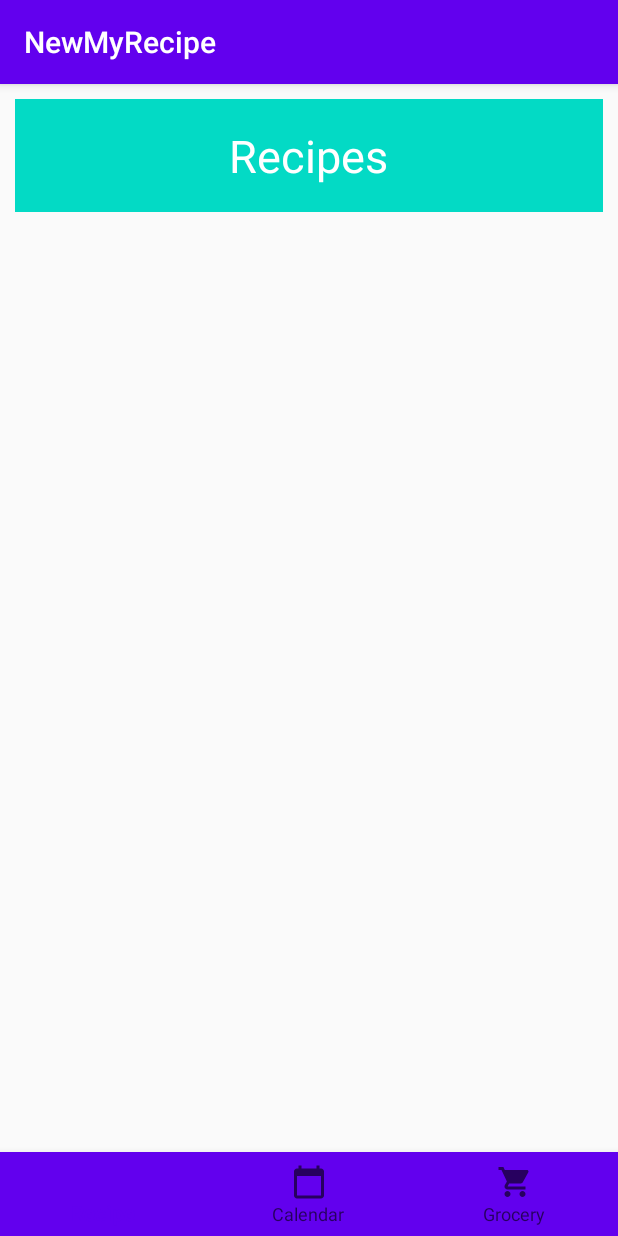
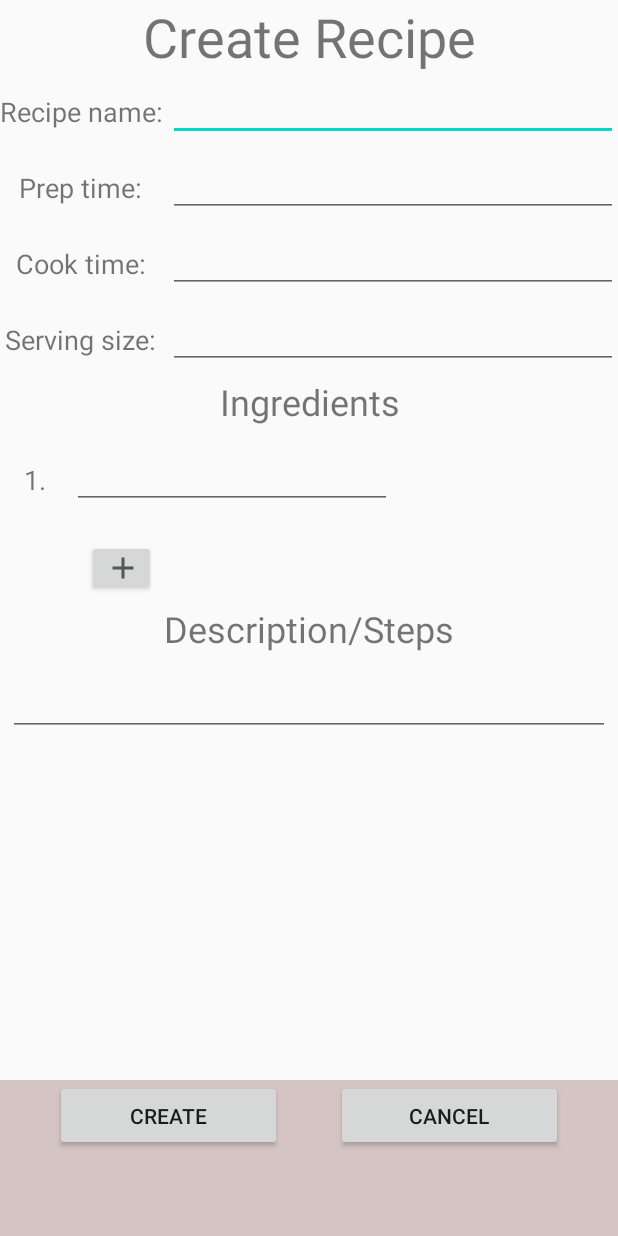
Before and after one commit to Rokasbarasa1/FourthSemesterCode, an Android app: the screen it shows after launch (MainActivity), on a phone screen of 412 x 824 dp. Run offline under Robolectric (Android 15) with nearby library versions, the phone set to English and light mode, and no system bars.

Commit message:
Recipe creation window

```diff
--- a/AND1/Personal project/NewMyRecipe/app/src/main/AndroidManifest.xml
+++ b/AND1/Personal project/NewMyRecipe/app/src/main/AndroidManifest.xml
@@ -9,7 +9,7 @@
         android:roundIcon="@mipmap/ic_launcher_round"
         android:supportsRtl="true"
         android:theme="@style/AppTheme">
-        <activity android:name=".MainActivity">
+        <activity android:name=".View.MainActivity">
             <intent-filter>
                 <action android:name="android.intent.action.MAIN" />
 
--- a/AND1/Personal project/NewMyRecipe/app/src/main/java/com/example/newmyrecipe/CalendarFragment.java
+++ b/AND1/Personal project/NewMyRecipe/app/src/main/java/com/example/newmyrecipe/View/CalendarFragment.java
@@ -1,4 +1,4 @@
-package com.example.newmyrecipe;
+package com.example.newmyrecipe.View;
 
 import android.os.Bundle;
 
@@ -7,6 +7,8 @@ import androidx.fragment.app.Fragment;
 import android.view.LayoutInflater;
 import android.view.View;
 import android.view.ViewGroup;
+
+import com.example.newmyrecipe.R;
 
 /**
  * A simple {@link Fragment} subclass.
--- a/AND1/Personal project/NewMyRecipe/app/src/main/java/com/example/newmyrecipe/MainActivity.java
+++ b/AND1/Personal project/NewMyRecipe/app/src/main/java/com/example/newmyrecipe/View/MainActivity.java
@@ -1,26 +1,43 @@
-package com.example.newmyrecipe;
+package com.example.newmyrecipe.View;
 
 import androidx.annotation.NonNull;
 import androidx.appcompat.app.AppCompatActivity;
+import androidx.constraintlayout.widget.ConstraintLayout;
 import androidx.fragment.app.Fragment;
 
 import android.os.Bundle;
 import android.view.MenuItem;
+import android.widget.LinearLayout;
 
+import com.example.newmyrecipe.R;
 import com.google.android.material.bottomnavigation.BottomNavigationView;
 
 public class MainActivity extends AppCompatActivity {
+
     BottomNavigationView bottomNavigationView;
+    LinearLayout ingredientsList; // getting the instance of this crashes the app
+
     @Override
     protected void onCreate(Bundle savedInstanceState) {
         super.onCreate(savedInstanceState);
+        setContentView(R.layout.create_recipe_layout);
+
+        //ingredientsList.findViewById(R.id.ingredientsList);
+        /*
         setContentView(R.layout.activity_main);
-
         bottomNavigationView = findViewById(R.id.bottomView);
         bottomNavigationView.setOnNavigationItemSelectedListener(bottomNavMethod);
         getSupportFragmentManager().beginTransaction().replace(R.id.container, new RecipesFragment()).commit();
+
+         */
     }
 
+    public void createNewLineOfIngredient(){ //Running this also crashes the app
+        //TODO fix dynam add code
+        //ConstraintLayout ingredientView = findViewById(R.id.ingredientView);
+        //ingredientsList.addView(ingredientView);
+    }
+/*
     private BottomNavigationView.OnNavigationItemSelectedListener bottomNavMethod = new
             BottomNavigationView.OnNavigationItemSelectedListener() {
                 @Override
@@ -42,4 +59,5 @@ public class MainActivity extends AppCompatActivity {
                     return true;
                 }
             };
+     */
 }
--- a/AND1/Personal project/NewMyRecipe/app/src/main/java/com/example/newmyrecipe/RecipesFragment.java
+++ b/AND1/Personal project/NewMyRecipe/app/src/main/java/com/example/newmyrecipe/View/RecipesFragment.java
@@ -1,4 +1,4 @@
-package com.example.newmyrecipe;
+package com.example.newmyrecipe.View;
 
 import android.os.Bundle;
 
@@ -7,6 +7,8 @@ import androidx.fragment.app.Fragment;
 import android.view.LayoutInflater;
 import android.view.View;
 import android.view.ViewGroup;
+
+import com.example.newmyrecipe.R;
 
 /**
  * A simple {@link Fragment} subclass.
--- /dev/null
+++ b/AND1/Personal project/NewMyRecipe/app/src/main/res/drawable/add.xml
@@ -0,0 +1,10 @@
+<vector xmlns:android="http://schemas.android.com/apk/res/android"
+    android:width="24dp"
+    android:height="24dp"
+    android:viewportWidth="24"
+    android:viewportHeight="24"
+    android:tint="?attr/colorControlNormal">
+  <path
+      android:fillColor="@android:color/white"
+      android:pathData="M19,13h-6v6h-2v-6H5v-2h6V5h2v6h6v2z"/>
+</vector>
--- /dev/null
+++ b/AND1/Personal project/NewMyRecipe/app/src/main/res/layout/create_recipe_layout.xml
@@ -0,0 +1,242 @@
+<?xml version="1.0" encoding="utf-8"?>
+<LinearLayout xmlns:android="http://schemas.android.com/apk/res/android"
+    xmlns:app="http://schemas.android.com/apk/res-auto"
+    xmlns:tools="http://schemas.android.com/tools"
+    android:layout_width="fill_parent"
+    android:layout_height="fill_parent"
+    android:orientation="vertical">
+
+    <ScrollView
+
+        android:layout_width="fill_parent"
+        android:layout_height="720dp">
+
+        <LinearLayout
+            android:layout_width="match_parent"
+            android:layout_height="wrap_content"
+            android:orientation="vertical">
+
+            <TextView
+                android:layout_width="match_parent"
+                android:layout_height="wrap_content"
+                android:text="Create Recipe"
+                android:textAlignment="center"
+                android:textSize="36sp" />
+
+            <LinearLayout
+                android:layout_width="match_parent"
+                android:layout_height="wrap_content"
+                android:orientation="vertical">
+
+                <androidx.constraintlayout.widget.ConstraintLayout
+                    android:layout_width="match_parent"
+                    android:layout_height="40dp"
+                    android:layout_marginVertical="5dp">
+
+                    <TextView
+                        android:layout_width="wrap_content"
+                        android:layout_height="wrap_content"
+                        android:text="Recipe name: "
+                        android:textSize="18sp"
+                        app:layout_constraintBottom_toBottomOf="parent"
+                        app:layout_constraintEnd_toStartOf="@+id/name"
+                        app:layout_constraintStart_toStartOf="parent"
+                        app:layout_constraintTop_toTopOf="parent" />
+
+                    <EditText
+                        android:id="@+id/name"
+                        android:layout_width="300dp"
+                        android:layout_height="match_parent"
+                        android:ems="10"
+                        android:inputType="textPersonName"
+                        app:layout_constraintEnd_toEndOf="parent"
+                        app:layout_constraintTop_toTopOf="parent" />
+                </androidx.constraintlayout.widget.ConstraintLayout>
+
+                <androidx.constraintlayout.widget.ConstraintLayout
+                    android:layout_width="match_parent"
+                    android:layout_height="40dp"
+                    android:layout_marginVertical="5dp">
+
+                    <TextView
+                        android:layout_width="wrap_content"
+                        android:layout_height="wrap_content"
+                        android:text="Prep time: "
+                        android:textSize="18sp"
+                        app:layout_constraintBottom_toBottomOf="parent"
+                        app:layout_constraintEnd_toStartOf="@+id/prepTime"
+                        app:layout_constraintStart_toStartOf="parent"
+                        app:layout_constraintTop_toTopOf="parent" />
+
+                    <EditText
+                        android:id="@+id/prepTime"
+                        android:layout_width="300dp"
+                        android:layout_height="match_parent"
+                        android:ems="10"
+                        android:inputType="textPersonName"
+                        app:layout_constraintEnd_toEndOf="parent"
+                        app:layout_constraintTop_toTopOf="parent" />
+                </androidx.constraintlayout.widget.ConstraintLayout>
+
+                <androidx.constraintlayout.widget.ConstraintLayout
+                    android:layout_width="match_parent"
+                    android:layout_height="40dp"
+                    android:layout_marginVertical="5dp">
+
+                    <TextView
+                        android:layout_width="wrap_content"
+                        android:layout_height="wrap_content"
+                        android:text="Cook time: "
+                        android:textSize="18sp"
+                        app:layout_constraintBottom_toBottomOf="parent"
+                        app:layout_constraintEnd_toStartOf="@+id/cookTime"
+                        app:layout_constraintStart_toStartOf="parent"
+                        app:layout_constraintTop_toTopOf="parent" />
+
+                    <EditText
+                        android:id="@+id/cookTime"
+                        android:layout_width="300dp"
+                        android:layout_height="match_parent"
+                        android:ems="10"
+                        android:inputType="textPersonName"
+                        app:layout_constraintEnd_toEndOf="parent"
+                        app:layout_constraintTop_toTopOf="parent" />
+                </androidx.constraintlayout.widget.ConstraintLayout>
+
+                <androidx.constraintlayout.widget.ConstraintLayout
+                    android:layout_width="match_parent"
+                    android:layout_height="40dp"
+                    android:layout_marginVertical="5dp"
+                    tools:layout_editor_absoluteY="91dp">
+
+                    <TextView
+                        android:layout_width="wrap_content"
+                        android:layout_height="wrap_content"
+                        android:text="Serving size: "
+                        android:textSize="18sp"
+                        app:layout_constraintBottom_toBottomOf="parent"
+                        app:layout_constraintEnd_toStartOf="@+id/servingSize"
+                        app:layout_constraintStart_toStartOf="parent"
+                        app:layout_constraintTop_toTopOf="parent" />
+
+                    <EditText
+                        android:id="@+id/servingSize"
+                        android:layout_width="300dp"
+                        android:layout_height="wrap_content"
+                        android:ems="10"
+                        android:inputType="textPersonName"
+                        app:layout_constraintBottom_toBottomOf="parent"
+                        app:layout_constraintEnd_toEndOf="parent"
+                        app:layout_constraintTop_toTopOf="parent" />
+                </androidx.constraintlayout.widget.ConstraintLayout>
+            </LinearLayout>
+
+            <TextView
+                android:layout_width="match_parent"
+                android:layout_height="wrap_content"
+                android:text="Ingredients"
+                android:textAlignment="center"
+                android:textSize="24sp" />
+
+            <LinearLayout
+                android:id="@+id/ingredientsList"
+                android:layout_width="match_parent"
+                android:layout_height="wrap_content"
+                android:layout_marginVertical="10dp"
+                android:orientation="vertical">
+
+                <androidx.constraintlayout.widget.ConstraintLayout
+                    android:id="@+id/ingredientView"
+                    android:layout_width="match_parent"
+                    android:layout_height="40dp"
+                    android:layout_marginVertical="5dp">
+
+                    <TextView
+                        android:id="@+id/textView5"
+                        android:layout_width="wrap_content"
+                        android:layout_height="wrap_content"
+                        android:layout_marginStart="16dp"
+                        android:text="1.  "
+                        android:textSize="18sp"
+                        app:layout_constraintBottom_toBottomOf="parent"
+                        app:layout_constraintStart_toStartOf="parent"
+                        app:layout_constraintTop_toTopOf="parent" />
+
+                    <EditText
+                        android:id="@+id/ingredient1"
+                        android:layout_width="wrap_content"
+                        android:layout_height="match_parent"
+                        android:layout_marginStart="8dp"
+                        android:ems="10"
+                        android:inputType="textPersonName"
+                        app:layout_constraintBottom_toBottomOf="parent"
+                        app:layout_constraintEnd_toEndOf="parent"
+                        app:layout_constraintHorizontal_bias="0.0"
+                        app:layout_constraintStart_toEndOf="@+id/textView5"
+                        app:layout_constraintTop_toTopOf="parent" />
+                </androidx.constraintlayout.widget.ConstraintLayout>
+            </LinearLayout>
+
+            <androidx.constraintlayout.widget.ConstraintLayout
+                android:layout_width="match_parent"
+                android:layout_height="37dp"
+                android:layout_marginVertical="5dp">
+
+                <Button
+                    android:layout_width="46dp"
+                    android:layout_height="37dp"
+                    android:layout_gravity="center"
+                    android:drawableLeft="@drawable/add"
+                    android:onClick="createNewLineOfIngredient"
+                    android:src="@drawable/add"
+                    app:layout_constraintBottom_toBottomOf="parent"
+                    app:layout_constraintEnd_toEndOf="parent"
+                    app:layout_constraintHorizontal_bias="0.158"
+                    app:layout_constraintStart_toStartOf="parent"
+                    app:layout_constraintTop_toTopOf="parent" />
+            </androidx.constraintlayout.widget.ConstraintLayout>
+
+            <TextView
+                android:layout_width="match_parent"
+                android:layout_height="wrap_content"
+                android:text="Description/Steps"
+                android:textAlignment="center"
+                android:textSize="24sp" />
+
+            <MultiAutoCompleteTextView
+                android:layout_width="match_parent"
+                android:layout_height="wrap_content"
+                android:layout_marginHorizontal="5dp"
+                android:layout_marginTop="10dp" />
+
+        </LinearLayout>
+    </ScrollView>
+
+    <androidx.constraintlayout.widget.ConstraintLayout
+        android:layout_width="match_parent"
+        android:layout_height="fill_parent"
+        android:background="#D5C4C4">
+
+        <Button
+            android:id="@+id/button"
+            android:layout_width="151dp"
+            android:layout_height="47dp"
+            android:text="Cancel"
+            app:layout_constraintEnd_toEndOf="parent"
+            app:layout_constraintHorizontal_bias="0.5"
+            app:layout_constraintStart_toEndOf="@+id/button3"
+            app:layout_constraintTop_toTopOf="parent" />
+
+        <Button
+            android:id="@+id/button3"
+            android:layout_width="151dp"
+            android:layout_height="47dp"
+            android:text="Create"
+            app:layout_constraintEnd_toStartOf="@+id/button"
+            app:layout_constraintHorizontal_bias="0.5"
+            app:layout_constraintStart_toStartOf="parent"
+            app:layout_constraintTop_toTopOf="parent" />
+
+    </androidx.constraintlayout.widget.ConstraintLayout>
+
+</LinearLayout>
--- a/AND1/Personal project/NewMyRecipe/app/src/main/res/layout/fragment_calendar.xml
+++ b/AND1/Personal project/NewMyRecipe/app/src/main/res/layout/fragment_calendar.xml
@@ -3,10 +3,9 @@
     xmlns:tools="http://schemas.android.com/tools"
     android:layout_width="match_parent"
     android:layout_height="match_parent"
-    tools:context=".CalendarFragment"
+    tools:context=".View.CalendarFragment"
     android:background="@color/colorPrimaryDark">
 
-    <!-- TODO: Update blank fragment layout -->
     <TextView
         android:textColor="#ffff"
         android:textSize="30dp"
--- a/AND1/Personal project/NewMyRecipe/app/src/main/res/layout/fragment_grocery.xml
+++ b/AND1/Personal project/NewMyRecipe/app/src/main/res/layout/fragment_grocery.xml
@@ -3,10 +3,9 @@
     xmlns:tools="http://schemas.android.com/tools"
     android:layout_width="match_parent"
     android:layout_height="match_parent"
-    tools:context=".GroceryFragment"
+    tools:context=".View.GroceryFragment"
     android:background="@color/colorPrimary">
 
-    <!-- TODO: Update blank fragment layout -->
     <TextView
         android:textColor="#ffff"
         android:textSize="30dp"
--- a/AND1/Personal project/NewMyRecipe/app/src/main/res/values/styles.xml
+++ b/AND1/Personal project/NewMyRecipe/app/src/main/res/values/styles.xml
@@ -1,6 +1,6 @@
 <resources>
     <!-- Base application theme. -->
-    <style name="AppTheme" parent="Theme.AppCompat.Light.DarkActionBar">
+    <style name="AppTheme" parent="Theme.AppCompat.Light.NoActionBar">
         <!-- Customize your theme here. -->
         <item name="colorPrimary">@color/colorPrimary</item>
         <item name="colorPrimaryDark">@color/colorPrimaryDark</item>
```
Also changed, not shown: AND1/Personal project/NewMyRecipe/app/src/main/java/com/example/newmyrecipe/View/GroceryFragment.java (renamed from AND1/Personal project/NewMyRecipe/app/src/main/java/com/example/newmyrecipe/GroceryFragment.java, +3 -19 lines), AND1/Personal project/NewMyRecipe/app/src/main/res/layout/alternative_layout_main.xml (added, +75 -0 lines), AND1/Personal project/NewMyRecipe/app/src/main/res/layout/fragment_recipes.xml (+28 -10 lines).
